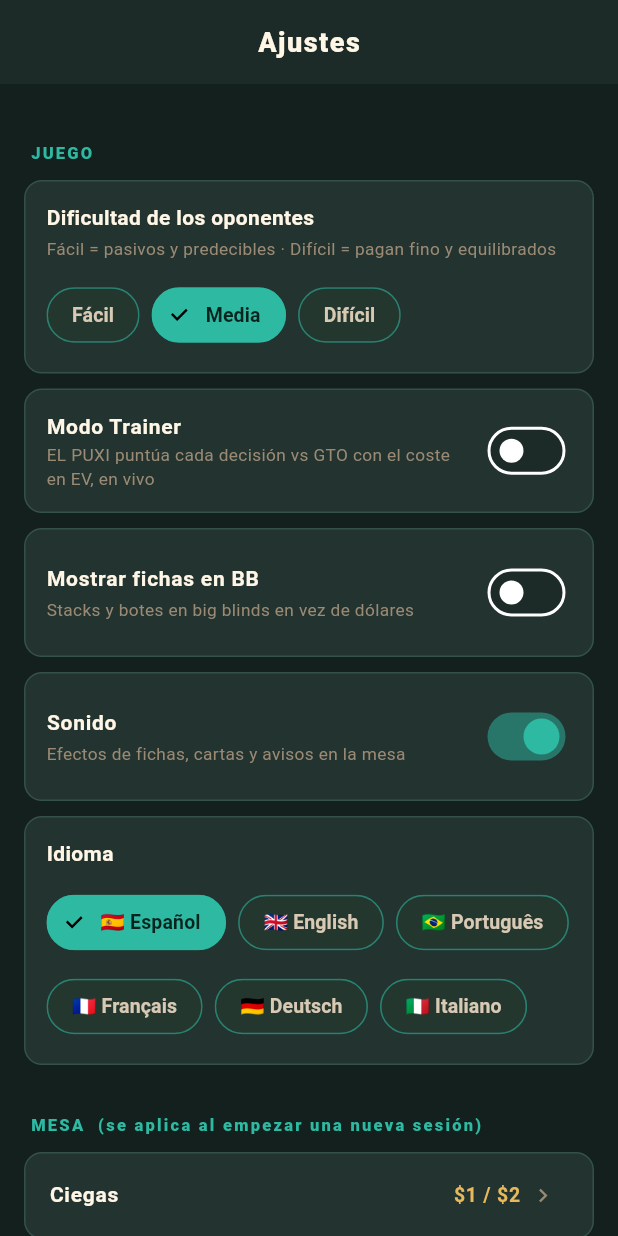
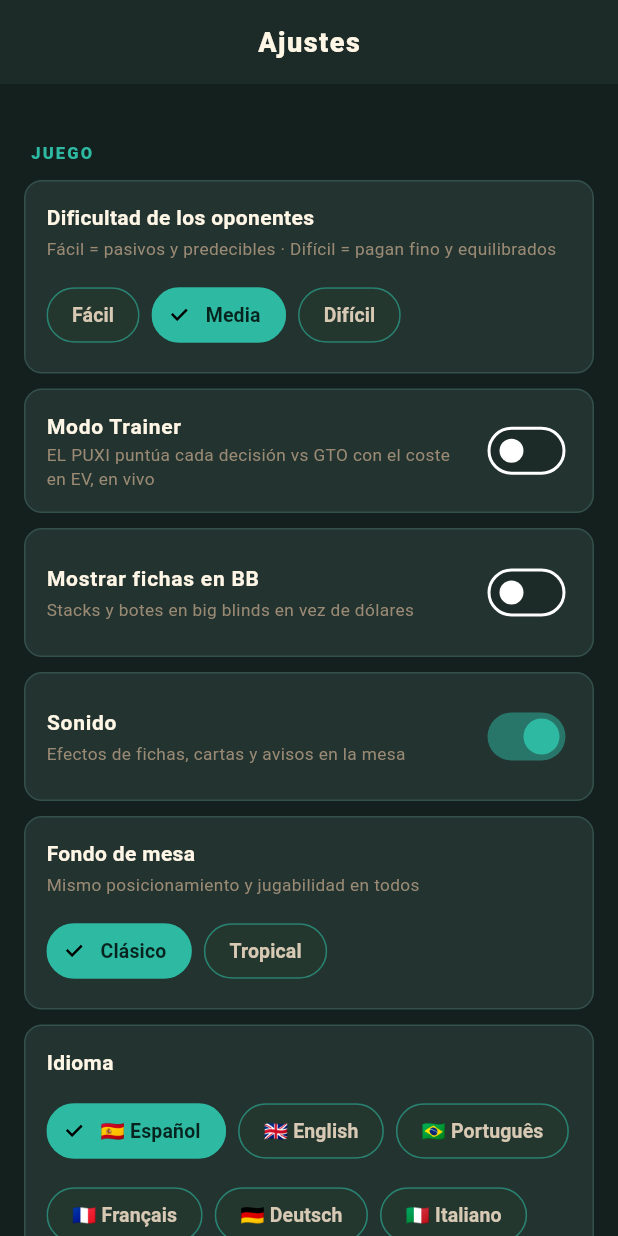
Before and after one commit to natxocasino17/poker-gto-trainer-2, a Flutter app: the SettingsScreen screen opened directly, on a phone screen of 412 x 824 dp. Run offline on Flutter 3.47's test engine with Material 3 defaults, Android fonts, the phone set to English and light mode, and no system bars; our stand-ins replace audioplayers, shared_preferences; accounts and stored records are empty.

Commit message:
Fondos de mesa intercambiables (Clasico / Tropical) + selector en Ajustes
- assets/backgrounds/tropical.png (la imagen enviada) + catalogo kTableBackgrounds.
- Setting persistido (repo+provider). En la mesa, un fondo con imagen REEMPLAZA
  el felt pintado (Positioned.fill, BoxFit.cover); el clasico usa el painter.
- TODAS las posiciones de asientos/cartas/bote/botones se mantienen identicas:
  misma jugabilidad y layout; solo cambia el visual. Futuros fondos se anaden al
  catalogo (mismo layout).
- Selector 'Fondo de mesa' en Ajustes.

```diff
--- /dev/null
+++ b/lib/core/constants/table_backgrounds.dart
@@ -0,0 +1,18 @@
+/// Selectable table backgrounds. Index 0 is the built-in painted table; the
+/// rest are full-bleed images that REPLACE the painted felt. Gameplay and the
+/// position of every UI element stay identical across backgrounds — only the
+/// visuals change. Add new entries here (drop the image in assets/backgrounds/).
+class TableBackground {
+  final String name;
+
+  /// null = use the built-in painter (classic). Otherwise an asset path that
+  /// fills the table area (deck + felt + rail baked into the image).
+  final String? asset;
+
+  const TableBackground(this.name, this.asset);
+}
+
+const List<TableBackground> kTableBackgrounds = [
+  TableBackground('Clásico', null),
+  TableBackground('Tropical', 'assets/backgrounds/tropical.png'),
+];
--- a/lib/data/repositories/game_repository.dart
+++ b/lib/data/repositories/game_repository.dart
@@ -26,6 +26,7 @@ class GameRepository {
   static const _tutorialSeenKey = 'opt_tutorial_seen';
   static const _trainerModeKey = 'opt_trainer_mode';
   static const _soundEnabledKey = 'opt_sound_enabled';
+  static const _tableBgKey = 'opt_table_bg';
 
   static const double initialBankroll = 1000.0;
   static const double defaultBuyIn = 200.0;
@@ -214,6 +215,9 @@ class GameRepository {
   Future<void> saveSoundEnabled(bool v) =>
       _prefs.setBool(_soundEnabledKey, v);
 
+  int getTableBackground() => _prefs.getInt(_tableBgKey) ?? 0;
+  Future<void> saveTableBackground(int i) => _prefs.setInt(_tableBgKey, i);
+
   // ── Daily streak + achievements ───────────────────────────────────────────
   static const _streakCountKey = 'streak_count';
   static const _streakLastKey = 'streak_last';
--- a/lib/presentation/providers/game_provider.dart
+++ b/lib/presentation/providers/game_provider.dart
@@ -43,13 +43,21 @@ class GameProvider extends ChangeNotifier {
   double _startingStack = GameRepository.defaultBuyIn;
   bool _trainerMode = false;
   bool _soundEnabled = true;
+  int _tableBackground = 0;
 
   final SoundController _sfx = SoundController(SoundService());
 
   GameProvider(this._repo);
 
   bool get soundEnabled => _soundEnabled;
+  int get tableBackground => _tableBackground;
   SoundController get sfx => _sfx;
+
+  Future<void> setTableBackground(int i) async {
+    _tableBackground = i;
+    await _repo.saveTableBackground(i);
+    notifyListeners();
+  }
 
   int get difficulty => _difficulty;
   bool get autoRebuy => _autoRebuy;
@@ -145,6 +153,7 @@ class GameProvider extends ChangeNotifier {
     _startingStack = _repo.getStartingStack();
     _trainerMode = _repo.getTrainerMode();
     _soundEnabled = _repo.getSoundEnabled();
+    _tableBackground = _repo.getTableBackground();
     _sfx.enabled = _soundEnabled;
     _applyEngineSettings();
   }
--- a/lib/presentation/screens/settings/settings_screen.dart
+++ b/lib/presentation/screens/settings/settings_screen.dart
@@ -2,6 +2,7 @@ import 'package:flutter/material.dart';
 import 'package:flutter/services.dart';
 import 'package:provider/provider.dart';
 import '../../../core/constants/app_colors.dart';
+import '../../../core/constants/table_backgrounds.dart';
 import '../../../core/i18n/i18n.dart';
 import '../../../core/utils/hand_export.dart';
 import '../../providers/game_provider.dart';
@@ -70,6 +71,30 @@ class SettingsScreen extends StatelessWidget {
             subtitle: 'Efectos de fichas, cartas y avisos en la mesa',
             value: gp.soundEnabled,
             onChanged: gp.setSoundEnabled,
+          ),
+          _tile(
+            title: 'Fondo de mesa',
+            subtitle: 'Mismo posicionamiento y jugabilidad en todos',
+            child: Wrap(
+              spacing: 8,
+              runSpacing: 8,
+              children: [
+                for (final e in kTableBackgrounds.asMap().entries)
+                  ChoiceChip(
+                    label: Text(e.value.name),
+                    selected: gp.tableBackground == e.key,
+                    onSelected: (_) => gp.setTableBackground(e.key),
+                    selectedColor: AppColors.accent,
+                    backgroundColor: AppColors.surfaceElevated,
+                    labelStyle: TextStyle(
+                      color: gp.tableBackground == e.key
+                          ? const Color(0xFF06231E)
+                          : AppColors.textSecondary,
+                      fontWeight: FontWeight.w700,
+                    ),
+                  ),
+              ],
+            ),
           ),
           _tile(
             title: I18n.t('language'),
--- a/pubspec.yaml
+++ b/pubspec.yaml
@@ -26,3 +26,4 @@ flutter:
     - assets/lobby_bg.jpg
     - assets/avatars/
     - assets/audio/
+    - assets/backgrounds/
```
Also changed, not shown: lib/presentation/screens/play/play_screen.dart (+20 -4 lines), assets/backgrounds/tropical.png (added).
